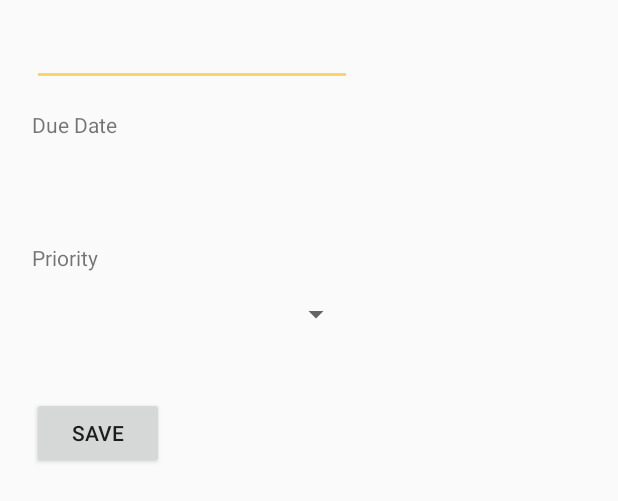
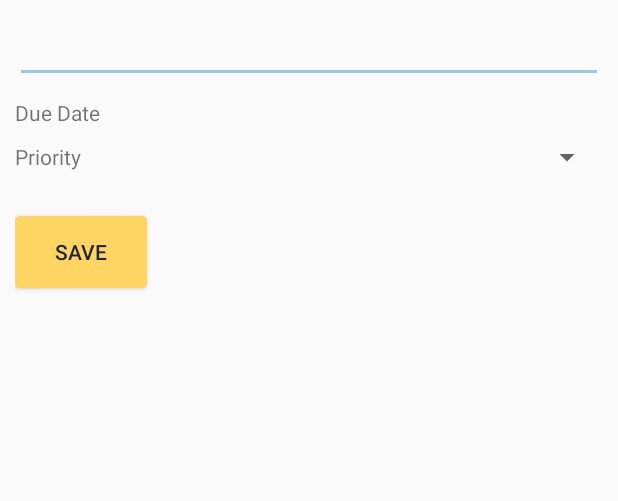
Before and after one commit to david-shao/codepath-app0, an Android app: the layout fragment_edit_item.xml on its own in the app's theme, with its tools: preview values and no code run, on a phone screen of 412 x 824 dp. Shown: the top 501 px of the screen. Run offline under Robolectric (Android 15) with nearby library versions, the phone set to English and light mode, and no system bars.

Commit message:
more color changes and updates

```diff
--- /dev/null
+++ b/app/src/main/res/drawable/button.xml
@@ -0,0 +1,9 @@
+<?xml version="1.0" encoding="utf-8"?>
+<layer-list xmlns:android="http://schemas.android.com/apk/res/android" android:shape="rectangle">
+    <item>
+        <shape>
+            <solid android:color="@color/buttonColor" />
+            <corners android:radius="3dp" />
+        </shape>
+    </item>
+</layer-list>
--- a/app/src/main/res/layout/activity_main.xml
+++ b/app/src/main/res/layout/activity_main.xml
@@ -15,6 +15,7 @@
         android:id="@+id/lvItems"
         android:layout_alignParentLeft="true"
         android:layout_alignParentStart="true"
+        android:paddingBottom="6dp"
         android:dividerHeight="2dp"
         android:divider="@null" />
 
@@ -24,6 +25,10 @@
         android:layout_height="wrap_content"
         android:id="@+id/btnAddItem"
         android:onClick="onAddItem"
+        android:background="@drawable/button"
+        android:textColor="@color/buttonText"
+        android:layout_marginTop="6dp"
+        android:layout_marginBottom="6dp"
         android:layout_alignParentBottom="true"
         android:layout_alignParentRight="true"
         android:layout_alignParentEnd="true" />
@@ -33,10 +38,14 @@
         android:layout_height="wrap_content"
         android:inputType="textPersonName"
         android:ems="10"
-        android:layout_alignParentBottom="true"
         android:layout_toLeftOf="@+id/btnAddItem"
+        android:layout_toStartOf="@+id/btnAddItem"
         android:id="@+id/etEditText"
         android:layout_alignParentLeft="true"
         android:layout_alignParentStart="true"
-        android:hint="@string/add_item" />
+        android:hint="@string/add_item"
+        android:textColorHint="@color/whiteText"
+        android:textColor="@color/whiteText"
+        android:layout_alignParentBottom="true"
+        android:layout_below="@+id/lvItems" />
 </RelativeLayout>
--- a/app/src/main/res/layout/fragment_edit_item.xml
+++ b/app/src/main/res/layout/fragment_edit_item.xml
@@ -2,21 +2,24 @@
 <RelativeLayout xmlns:android="http://schemas.android.com/apk/res/android"
     xmlns:tools="http://schemas.android.com/tools"
     android:orientation="vertical" android:layout_width="match_parent"
+    android:theme="@style/AppDialogTheme"
+    android:padding="10dp"
     android:layout_height="match_parent">
 
     <TextView
         android:layout_width="wrap_content"
         android:layout_height="wrap_content"
-        android:inputType="date"
         android:ems="10"
-        android:layout_marginTop="11dp"
+        android:layout_marginLeft="12dp"
+        android:layout_marginStart="12dp"
         android:id="@+id/tvDate"
-        android:layout_below="@+id/tvDueDate"
-        android:layout_alignLeft="@+id/tvDueDate"
-        android:layout_alignStart="@+id/tvDueDate"
         android:textAppearance="@style/TextAppearance.AppCompat.Subhead"
-        android:layout_alignRight="@+id/etEditItem"
-        android:layout_alignEnd="@+id/etEditItem" />
+        android:layout_alignTop="@+id/tvDueDate"
+        android:layout_toRightOf="@+id/tvDueDate"
+        android:layout_toEndOf="@+id/tvDueDate"
+        android:layout_alignParentRight="true"
+        android:layout_alignParentEnd="true"
+        android:layout_alignBottom="@+id/tvDueDate" />
 
     <EditText
         android:layout_width="wrap_content"
@@ -24,10 +27,11 @@
         android:inputType="textMultiLine"
         android:ems="10"
         android:id="@+id/etEditItem"
-        android:layout_marginTop="12dp"
         android:layout_alignParentTop="true"
-        android:layout_alignLeft="@+id/btnSaveItem"
-        android:layout_alignStart="@+id/btnSaveItem">
+        android:layout_alignParentLeft="true"
+        android:layout_alignParentStart="true"
+        android:layout_alignParentRight="true"
+        android:layout_alignParentEnd="true">
 
         <requestFocus />
     </EditText>
@@ -36,33 +40,9 @@
         android:text="@string/due_date"
         android:layout_width="wrap_content"
         android:layout_height="wrap_content"
-        android:layout_marginTop="16dp"
+        android:layout_marginTop="10dp"
         android:id="@+id/tvDueDate"
         android:layout_below="@+id/etEditItem"
-        android:layout_alignLeft="@+id/etEditItem"
-        android:layout_alignStart="@+id/etEditItem" />
-
-    <TextView
-        android:text="@string/set_priority"
-        android:layout_width="match_parent"
-        android:layout_height="wrap_content"
-        android:id="@+id/tvPriority"
-        android:layout_marginTop="36dp"
-        android:layout_below="@+id/tvDate"
-        android:layout_alignLeft="@+id/tvDate"
-        android:layout_alignStart="@+id/tvDate"
-        android:layout_alignRight="@+id/tvDate"
-        android:layout_alignEnd="@+id/tvDate" />
-
-    <Button
-        android:text="@string/save"
-        android:layout_width="wrap_content"
-        android:layout_height="wrap_content"
-        android:id="@+id/btnSaveItem"
-        android:layout_marginLeft="21dp"
-        android:layout_marginStart="21dp"
-        android:layout_marginTop="43dp"
-        android:layout_below="@+id/spPriority"
         android:layout_alignParentLeft="true"
         android:layout_alignParentStart="true" />
 
@@ -70,12 +50,38 @@
         android:layout_width="match_parent"
         android:layout_height="wrap_content"
         android:id="@+id/spPriority"
-        android:layout_marginTop="16dp"
-        android:layout_below="@+id/tvPriority"
-        android:layout_alignLeft="@+id/tvPriority"
-        android:layout_alignStart="@+id/tvPriority"
-        android:layout_alignRight="@+id/tvPriority"
-        android:layout_alignEnd="@+id/tvPriority" />
+        android:layout_marginLeft="5dp"
+        android:layout_marginStart="5dp"
+        android:layout_alignTop="@+id/tvPriority"
+        android:layout_toRightOf="@+id/tvPriority"
+        android:layout_toEndOf="@+id/tvPriority"
+        android:layout_alignBottom="@+id/tvPriority"
+        android:layout_alignParentRight="true"
+        android:layout_alignParentEnd="true" />
+
+    <TextView
+        android:text="@string/set_priority"
+        android:layout_width="match_parent"
+        android:layout_height="wrap_content"
+        android:id="@+id/tvPriority"
+        android:layout_marginTop="10dp"
+        android:layout_below="@+id/tvDate"
+        android:layout_alignParentLeft="true"
+        android:layout_alignParentStart="true"
+        android:layout_toLeftOf="@+id/tvDate"
+        android:layout_toStartOf="@+id/tvDate" />
+
+    <Button
+        android:text="@string/save"
+        android:layout_width="wrap_content"
+        android:layout_height="wrap_content"
+        android:id="@+id/btnSaveItem"
+        android:background="@drawable/button"
+        android:textColor="@color/buttonText"
+        android:layout_marginTop="30dp"
+        android:layout_below="@+id/spPriority"
+        android:layout_alignParentLeft="true"
+        android:layout_alignParentStart="true" />
 
 
 </RelativeLayout>
--- a/app/src/main/res/layout/item_todo.xml
+++ b/app/src/main/res/layout/item_todo.xml
@@ -14,6 +14,7 @@
         android:layout_marginStart="5dp"
         android:layout_alignBottom="@+id/tvDueDate"
         android:layout_alignTop="@+id/tvText"
+        android:theme="@style/CheckBoxTheme"
         android:focusable="false" />
 
     <TextView
--- a/app/src/main/res/values/colors.xml
+++ b/app/src/main/res/values/colors.xml
@@ -2,11 +2,15 @@
 <resources>
     <color name="colorPrimary">#3F51B5</color>
     <color name="colorPrimaryDark">#303F9F</color>
-    <color name="colorAccent">#FED462</color>
+    <color name="colorAccent">#9AC7E5</color>
     <color name="highPriority">#F44336</color>
     <color name="medPriority">#FFC107</color>
     <color name="lowPriority">#4CAF50</color>
     <color name="shadow">#9E9E9E</color>
     <color name="itemBackground">#FAFAFA</color>
     <color name="mainBackground">#4CA7E5</color>
+    <color name="buttonColor">#FED462</color>
+    <color name="checkBox">#8F8F9C</color>
+    <color name="whiteText">#FBFCFD</color>
+    <color name="buttonText">#20263B</color>
 </resources>
--- a/app/src/main/res/values/styles.xml
+++ b/app/src/main/res/values/styles.xml
@@ -11,7 +11,15 @@
 
     <!-- Dialog theme -->
     <style name="AppDialogTheme" parent="Theme.AppCompat.Light.Dialog">
-        <item name="android:background">@color/mainBackground</item>
+        <item name="android:background">@color/itemBackground</item>
+        <item name="colorPrimary">@color/colorPrimary</item>
+        <item name="colorPrimaryDark">@color/colorPrimaryDark</item>
+        <item name="colorAccent">@color/colorAccent</item>
+    </style>
+
+    <style name="CheckBoxTheme" parent="Base.Theme.AppCompat">
+        <item name="colorAccent">@color/checkBox</item>
+        <item name="android:textColorSecondary">@color/checkBox</item>
     </style>
 
 </resources>
```
Also changed, not shown: 1 other file.
